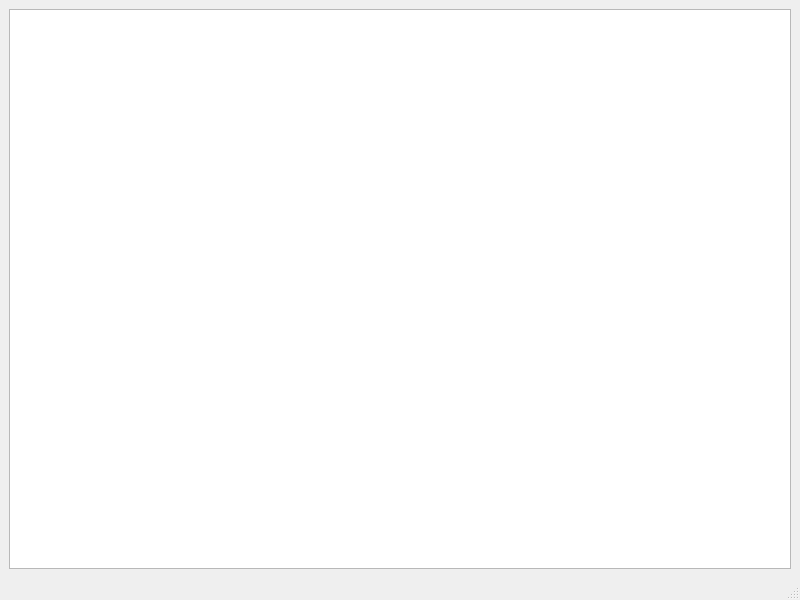
First picture: the form in mainwindow.ui, repository eloranta/WWA, before the edit.
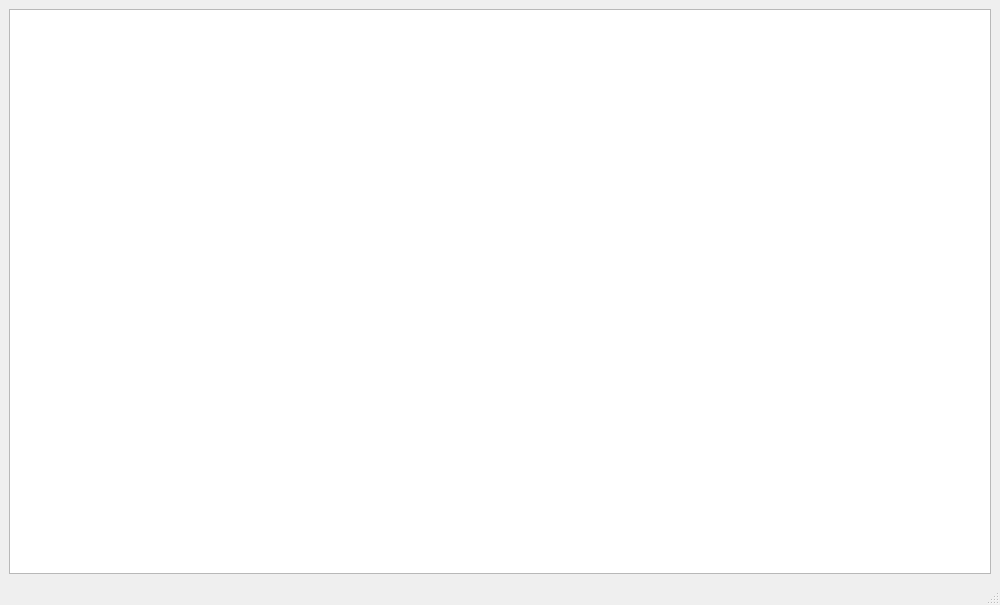
Second picture: the form after the edit.

What changed in the file:
```diff
--- a/mainwindow.ui
+++ b/mainwindow.ui
@@ -6,8 +6,8 @@
    <rect>
     <x>0</x>
     <y>0</y>
-    <width>800</width>
-    <height>600</height>
+    <width>1000</width>
+    <height>605</height>
    </rect>
   </property>
   <property name="windowTitle">
```
Left out of the diff: 4 changed lines with no effect on the pictures.
